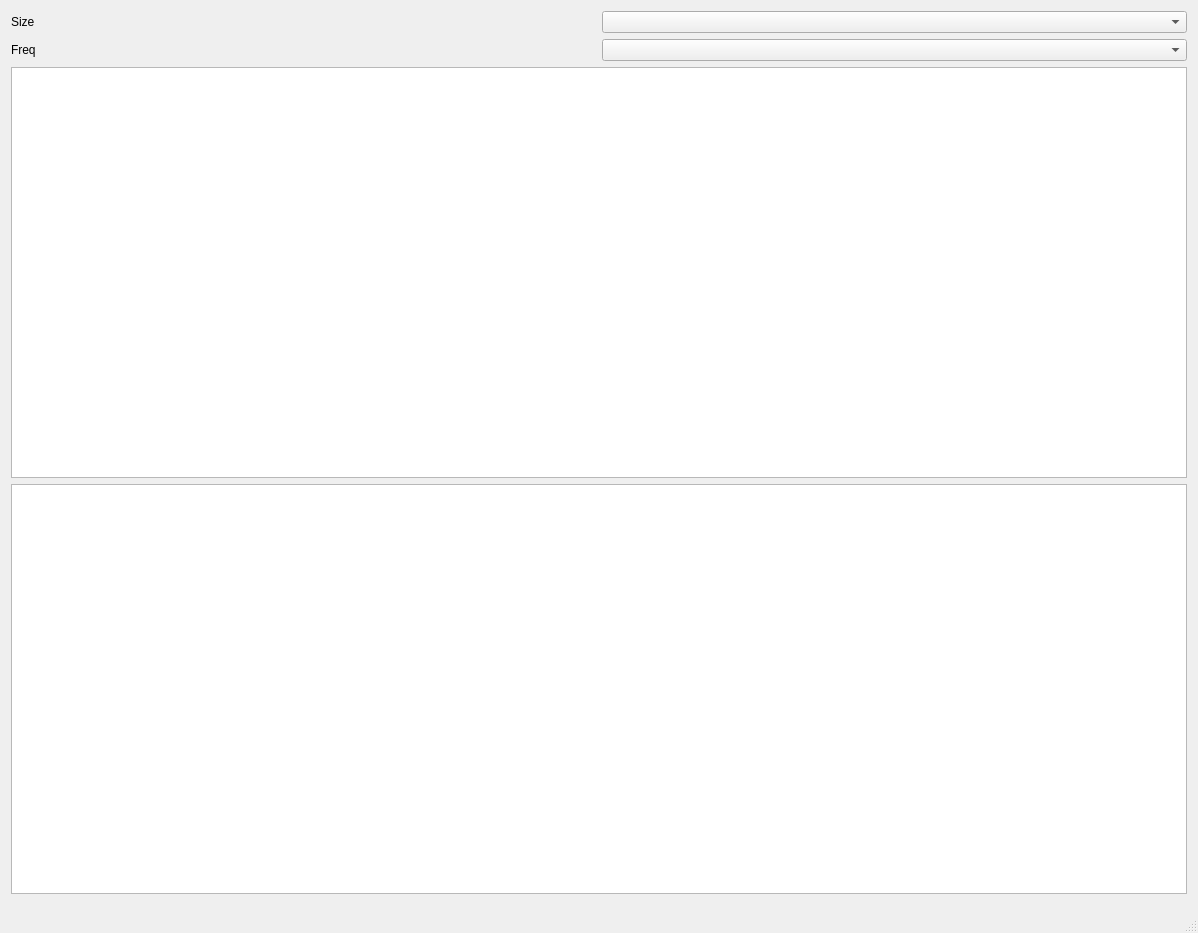
First picture: the form in LogAnalizatorQt/mainwindow.ui, repository XRay3D/LogAnalizator, before the edit.
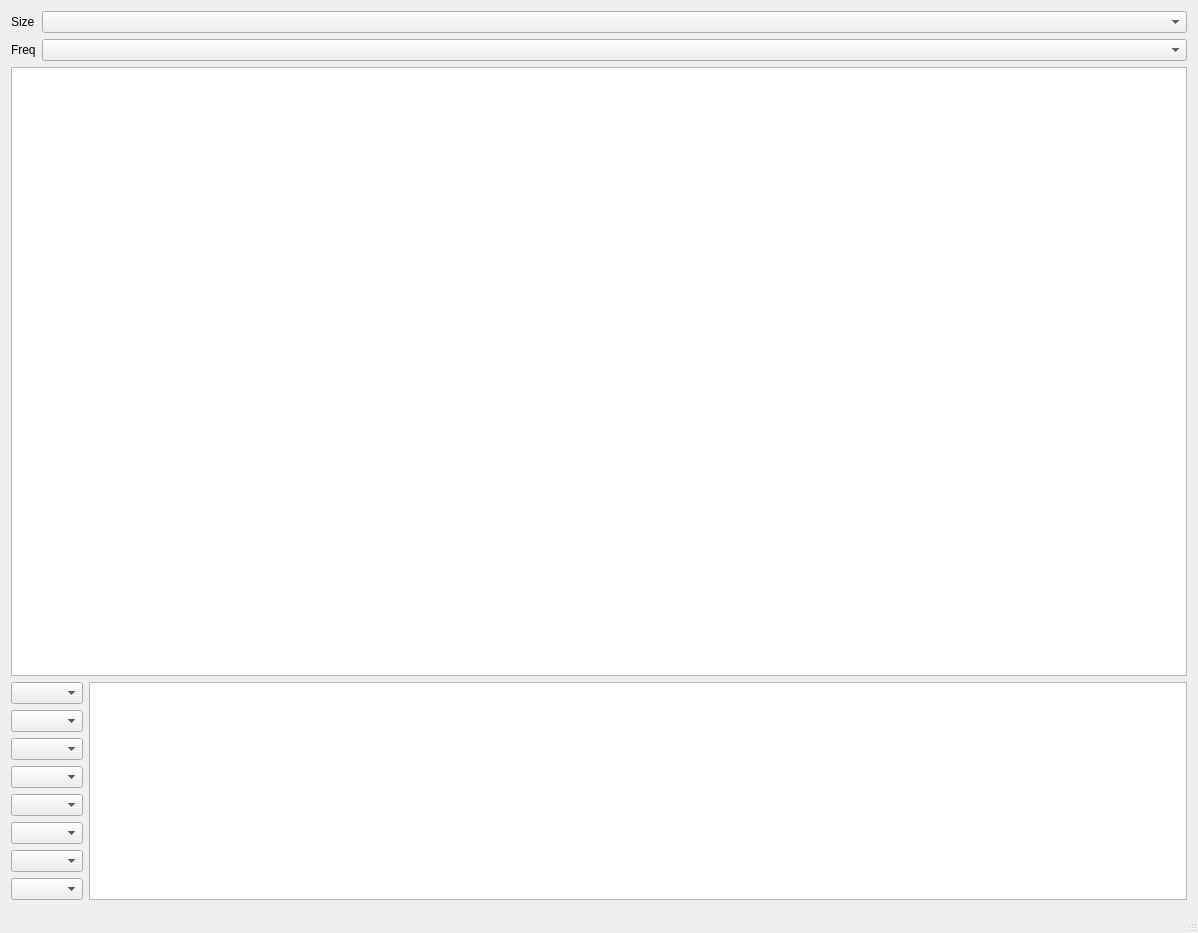
Second picture: the form after the edit. Custom widgets are drawn as their Qt base class.

The edit to the form file:
```diff
--- a/LogAnalizatorQt/mainwindow.ui
+++ b/LogAnalizatorQt/mainwindow.ui
@@ -15,9 +15,42 @@
   </property>
   <widget class="QWidget" name="centralWidget">
    <layout class="QGridLayout" name="gridLayout">
-    <item row="0" column="1">
-     <widget class="QComboBox" name="cbxSamples"/>
+    <item row="1" column="0" colspan="3">
+     <widget class="QTableView" name="tableView"/>
     </item>
+    <item row="2" column="2" rowspan="2">
+     <widget class="GraphicsView" name="graphicsView"/>
+    </item>
+    <item row="2" column="0" rowspan="2" colspan="2">
+     <layout class="QVBoxLayout" name="verticalLayout">
+      <item>
+       <widget class="QComboBox" name="cbxTrig0"/>
+      </item>
+      <item>
+       <widget class="QComboBox" name="cbxTrig1"/>
+      </item>
+      <item>
+       <widget class="QComboBox" name="cbxTrig2"/>
+      </item>
+      <item>
+       <widget class="QComboBox" name="cbxTrig3"/>
+      </item>
+      <item>
+       <widget class="QComboBox" name="cbxTrig4"/>
+      </item>
+      <item>
+       <widget class="QComboBox" name="cbxTrig5"/>
+      </item>
+      <item>
+       <widget class="QComboBox" name="cbxTrig6"/>
+      </item>
+      <item>
+       <widget class="QComboBox" name="cbxTrig7"/>
+      </item>
+     </layout>
+    </item>
+    <item row="0" column="0" colspan="3">
+     <layout class="QFormLayout" name="formLayout">
     <item row="0" column="0">
      <widget class="QLabel" name="label">
       <property name="text">
@@ -25,24 +58,20 @@
       </property>
      </widget>
     </item>
-    <item row="2" column="0">
+      <item row="0" column="1">
+       <widget class="QComboBox" name="cbxSamples"/>
+      </item>
+      <item row="1" column="0">
      <widget class="QLabel" name="label_2">
       <property name="text">
        <string>Freq</string>
       </property>
      </widget>
     </item>
-    <item row="2" column="1">
+      <item row="1" column="1">
      <widget class="QComboBox" name="cbxFreq"/>
     </item>
-    <item row="6" column="0" colspan="2">
-     <widget class="QWidget" name="widget" native="true"/>
-    </item>
-    <item row="4" column="0" colspan="2">
-     <widget class="QTableView" name="tableView"/>
-    </item>
-    <item row="5" column="0" colspan="2">
-     <widget class="GraphicsView" name="graphicsView"/>
+     </layout>
     </item>
    </layout>
   </widget>
```
Lines whose indentation alone changed are shown as unchanged.
